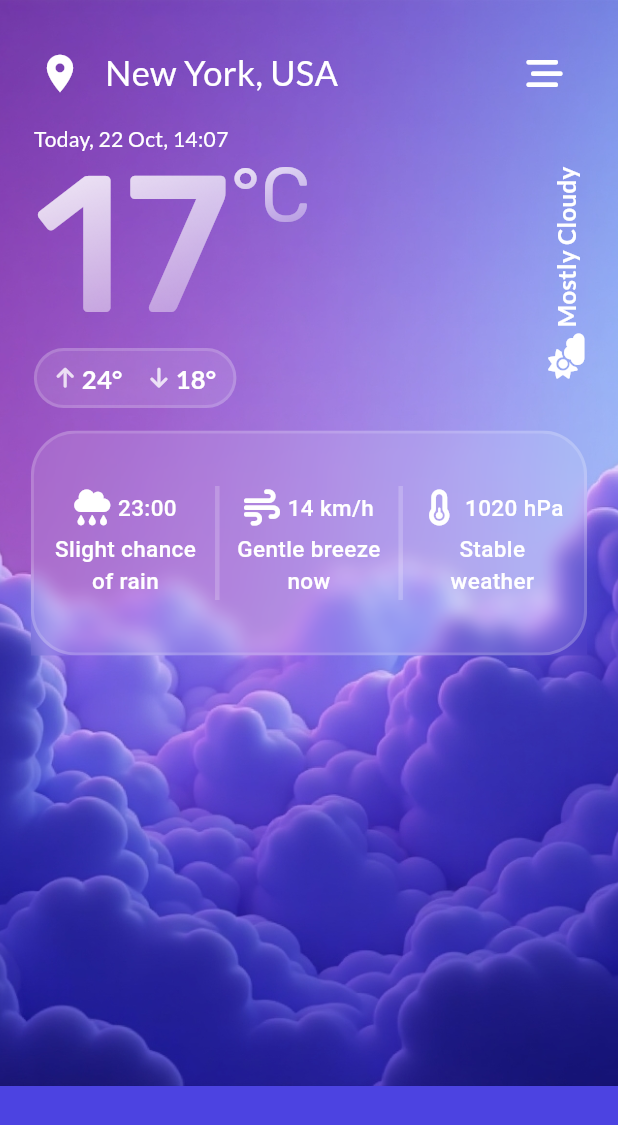
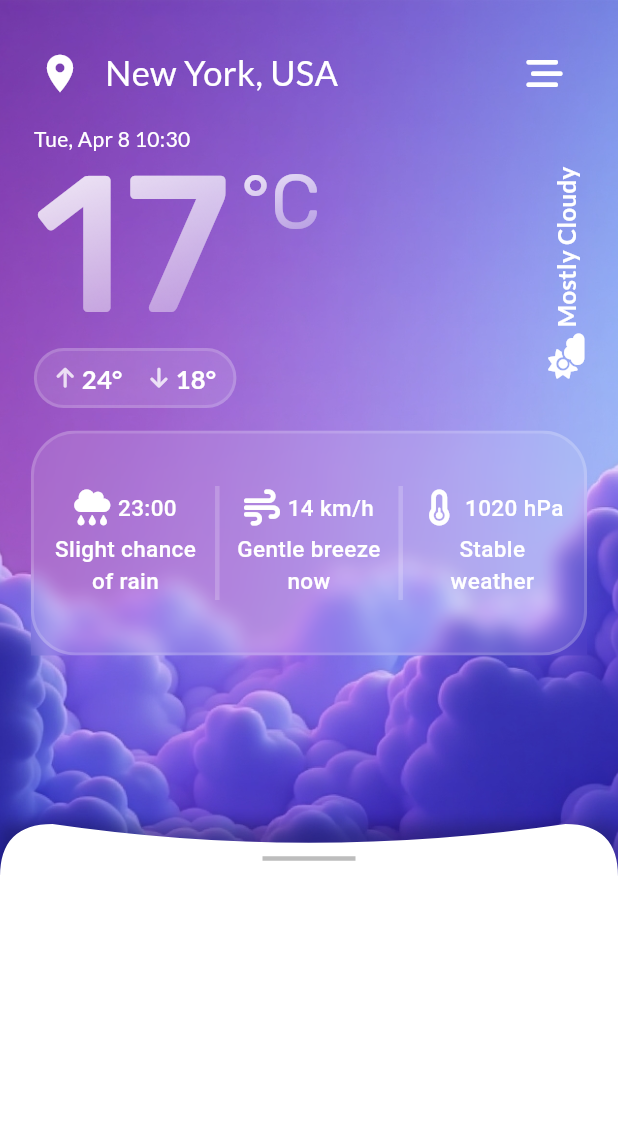
Before and after one commit to GrigoriSaki/weather_app, a Flutter app: the screen it shows after launch, on a phone screen of 412 x 824 dp. Shown: the top 1125 px of the screen. Run offline on Flutter 3.47's test engine with Material 3 defaults, Android fonts, the phone set to English and light mode, and no system bars; drawn by our look-alikes of sliding_up_panel; our stand-ins replace font_awesome_flutter, google_fonts.

Commit message:
improve main page

```diff
--- a/lib/components/my_drawer.dart
+++ b/lib/components/drawer/my_drawer.dart
@@ -2,7 +2,7 @@ import 'package:flutter/material.dart';
 import 'package:font_awesome_flutter/font_awesome_flutter.dart';
 import 'package:google_fonts/google_fonts.dart';
 import 'package:weather_app/components/my_clippers.dart';
-import 'package:weather_app/components/my_drawer_tile.dart';
+import 'package:weather_app/components/drawer/my_drawer_tile.dart';
 
 class MyDrawer extends StatelessWidget {
   const MyDrawer({super.key});
--- a/lib/components/my_clippers.dart
+++ b/lib/components/my_clippers.dart
@@ -37,3 +37,30 @@ class CurveEdgeClipper extends CustomClipper<Path> {
     return false;
   }
 }
+
+class TopEdgeCurved extends CustomClipper<Path> {
+  @override
+  Path getClip(Size size) {
+    Path path = Path();
+    const double cornerRadius = 35.0;
+
+    path.moveTo(0, cornerRadius);
+    path.quadraticBezierTo(0, 0, cornerRadius, 0);
+    path.quadraticBezierTo(
+      size.width / 2,
+      25,
+      size.width - cornerRadius,
+      0,
+    );
+    path.quadraticBezierTo(size.width, 0, size.width, cornerRadius);
+    path.lineTo(size.width, size.height);
+    path.lineTo(0, size.height);
+    path.close();
+    return path;
+  }
+
+  @override
+  bool shouldReclip(covariant CustomClipper<Path> oldClipper) {
+    return false;
+  }
+}
--- /dev/null
+++ b/lib/components/panel_content.dart
@@ -0,0 +1,29 @@
+import 'package:flutter/material.dart';
+import 'package:weather_app/components/my_clippers.dart';
+
+class PanelContent extends StatelessWidget {
+  const PanelContent({super.key});
+
+  @override
+  Widget build(BuildContext context) {
+    return ClipPath(
+      clipper: TopEdgeCurved(),
+      child: Container(
+        color: Theme.of(context).colorScheme.onPrimary,
+        child: Column(
+          children: [
+            SizedBox(
+              height: 15,
+            ),
+            Divider(
+              color: Theme.of(context).colorScheme.secondary,
+              thickness: 3,
+              endIndent: 175,
+              indent: 175,
+            ),
+          ],
+        ),
+      ),
+    );
+  }
+}
--- a/lib/components/main_weather_card.dart
+++ b/lib/components/weather_widgets/main_weather_card.dart
@@ -1,14 +1,24 @@
 import 'package:flutter/material.dart';
 import 'package:font_awesome_flutter/font_awesome_flutter.dart';
 import 'package:google_fonts/google_fonts.dart';
+import 'package:intl/intl.dart';
 import 'package:weather_app/theme/gradient_text.dart';
 
 class MainWeatherCard extends StatelessWidget {
-  const MainWeatherCard({super.key});
+  final double panelPosition;
+  MainWeatherCard({super.key, required this.panelPosition});
+
+  final String formattedDate =
+      DateFormat('E, MMM d HH:mm').format(DateTime.now());
 
   @override
   Widget build(BuildContext context) {
+    double scale = 1.0 - (panelPosition * 0.1);
+    double offset = -(panelPosition * 10);
+    double offsetTopC = -(panelPosition * 5);
+    double offsetRightC = -(panelPosition * 10);
     double widgetHeight = MediaQuery.of(context).size.height * 0.25;
+
     return Padding(
       padding: EdgeInsets.symmetric(horizontal: 5),
       child: Container(
@@ -21,7 +31,7 @@ class MainWeatherCard extends StatelessWidget {
               top: 2,
               left: 2,
               child: Text(
-                "Today, 22 Oct, 14:07",
+                formattedDate,
                 style: GoogleFonts.lato(
                     color: Theme.of(context).colorScheme.onPrimary),
               ),
@@ -29,19 +39,25 @@ class MainWeatherCard extends StatelessWidget {
 
             //Main Temperature
             Positioned(
-                top: 5,
+              top: 5 + offset,
               left: 2,
-                child: Row(
-                  crossAxisAlignment: CrossAxisAlignment.start,
-                  children: [
-                    GradientText(
+              child: Transform.scale(
+                scale: scale,
+                child: GradientText(
                   text: "17",
                   fontSize: 130,
                   fontWeight: FontWeight.w500,
                   color: Colors.white,
                   applyHeightBehaviors: false,
                 ),
-                    Padding(
+              ),
+            ),
+            Positioned(
+              top: 10 + offsetTopC,
+              left: 140 + offsetRightC,
+              child: Transform.scale(
+                scale: scale,
+                child: Padding(
                     padding: const EdgeInsets.only(top: 8.0),
                     child: GradientText(
                       text: "°" + "C",
@@ -50,13 +66,15 @@ class MainWeatherCard extends StatelessWidget {
                       color: Colors.white,
                       applyHeightBehaviors: true,
                     )),
-                  ],
-                )),
+              ),
+            ),
             Positioned(
-                right: 2,
+                right: 2 + panelPosition * 130,
                 top: 30,
                 child: RotatedBox(
                     quarterTurns: 3,
+                    child: Transform.rotate(
+                      angle: 0 + (panelPosition * 1.57),
                       child: Row(
                         children: [
                           Icon(
@@ -68,16 +86,18 @@ class MainWeatherCard extends StatelessWidget {
                           ),
                           Text("Mostly Cloudy",
                               style: GoogleFonts.lato(
-                                color: Theme.of(context).colorScheme.onPrimary,
+                                  color:
+                                      Theme.of(context).colorScheme.onPrimary,
                                   fontSize: 16,
                                   fontWeight: FontWeight.w600)),
                         ],
+                      ),
                     ))),
 
             //Predicted Temperature for today
             Positioned(
-                bottom: 15,
-                left: 2,
+                bottom: 15 + (panelPosition * 110),
+                left: 2 + (panelPosition * 190),
                 child: Container(
                   height: 40,
                   width: 135,
--- a/lib/components/second_weather_card.dart
+++ b/lib/components/weather_widgets/second_weather_card.dart
@@ -2,7 +2,7 @@ import 'dart:ui';
 
 import 'package:flutter/material.dart';
 import 'package:font_awesome_flutter/font_awesome_flutter.dart';
-import 'package:weather_app/components/middle_widg_tile.dart';
+import 'package:weather_app/components/weather_widgets/middle_widg_tile.dart';
 
 class SecondWeatherCard extends StatelessWidget {
   const SecondWeatherCard({super.key});
--- a/lib/main.dart
+++ b/lib/main.dart
@@ -1,5 +1,5 @@
 import 'package:flutter/material.dart';
-import 'package:weather_app/pages/home_page.dart';
+import 'package:weather_app/pages/home_with_panel.dart';
 import 'package:weather_app/theme/dark_mode.dart';
 import 'package:weather_app/theme/light_mode.dart';
 
@@ -16,6 +16,6 @@ class MyApp extends StatelessWidget {
         theme: lightTheme,
         darkTheme: darkTheme,
         debugShowCheckedModeBanner: false,
-        home: HomePage());
+        home: HomeWithPanel());
   }
 }
--- a/lib/pages/home_page.dart
+++ b/lib/pages/home_page.dart
@@ -1,11 +1,15 @@
 import 'package:flutter/material.dart';
-import 'package:weather_app/components/main_weather_card.dart';
+import 'package:weather_app/components/weather_widgets/main_weather_card.dart';
 import 'package:weather_app/components/my_app_bar.dart';
-import 'package:weather_app/components/my_drawer.dart';
-import 'package:weather_app/components/second_weather_card.dart';
+import 'package:weather_app/components/drawer/my_drawer.dart';
+import 'package:weather_app/components/weather_widgets/second_weather_card.dart';
 
 class HomePage extends StatefulWidget {
-  const HomePage({super.key});
+  final double panelPosition;
+  const HomePage({
+    super.key,
+    required this.panelPosition,
+  });
 
   @override
   State<HomePage> createState() => _HomePageState();
@@ -29,7 +33,9 @@ class _HomePageState extends State<HomePage> {
           child: Column(
             children: [
               MyAppBar(),
-              MainWeatherCard(),
+              MainWeatherCard(
+                panelPosition: widget.panelPosition,
+              ),
               SecondWeatherCard(),
             ],
           ),
--- /dev/null
+++ b/lib/pages/home_with_panel.dart
@@ -0,0 +1,35 @@
+import 'package:flutter/material.dart';
+import 'package:sliding_up_panel/sliding_up_panel.dart';
+import 'package:weather_app/components/panel_content.dart';
+import 'package:weather_app/pages/home_page.dart';
+
+class HomeWithPanel extends StatefulWidget {
+  const HomeWithPanel({super.key});
+
+  @override
+  State<HomeWithPanel> createState() => _HomeWithPanelState();
+}
+
+class _HomeWithPanelState extends State<HomeWithPanel> {
+  final PanelController _panelController = PanelController();
+  double _panelPosition = 0.0;
+
+  @override
+  Widget build(BuildContext context) {
+    return Scaffold(
+      body: SlidingUpPanel(
+        controller: _panelController,
+        color: Colors.transparent,
+        minHeight: MediaQuery.of(context).size.height / 3,
+        maxHeight: MediaQuery.of(context).size.height * 2 / 3,
+        panel: PanelContent(),
+        onPanelSlide: (position) {
+          setState(() {
+            _panelPosition = position;
+          });
+        },
+        body: HomePage(panelPosition: _panelPosition),
+      ),
+    );
+  }
+}
--- a/pubspec.yaml
+++ b/pubspec.yaml
@@ -36,6 +36,8 @@ dependencies:
   cupertino_icons: ^1.0.8
   font_awesome_flutter: ^10.7.0
   google_fonts: ^6.2.1
+  sliding_up_panel: ^2.0.0+1
+  intl: ^0.17.0
 
 dev_dependencies:
   flutter_test:
```
Also changed, not shown: lib/components/drawer/my_drawer_tile.dart (renamed from lib/components/my_drawer_tile.dart), lib/components/weather_widgets/middle_widg_tile.dart (renamed from lib/components/middle_widg_tile.dart), pubspec.lock. Lines whose indentation alone changed are shown as unchanged.
